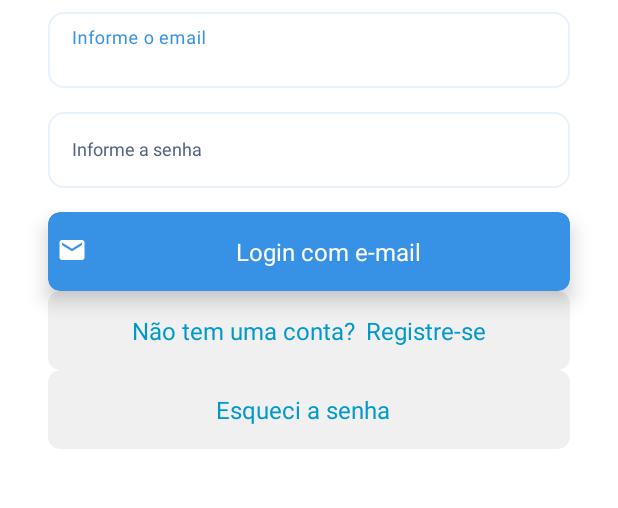
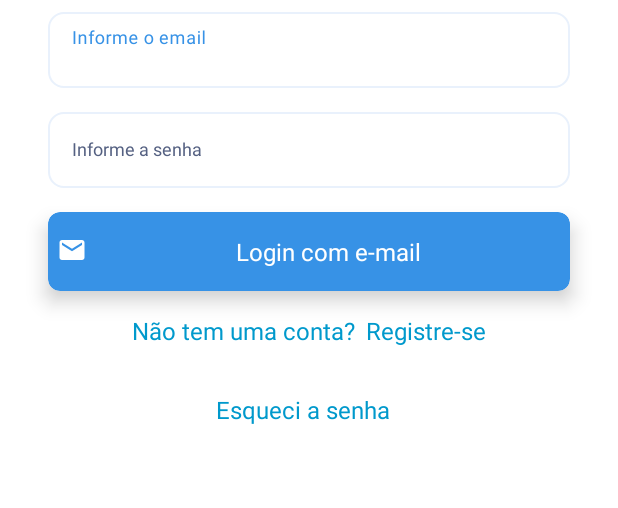
Before and after one commit to produzesistemas/appSaloonPartner, an Android app: the screen it shows after launch (LoginActivity), on a phone screen of 412 x 824 dp, the part 491-999 px from its top. Run offline under Robolectric (Android 15) with nearby library versions, the phone set to English and light mode, and no system bars; our stand-ins replace CircleImageView, data binding, navigation-ui.

Commit message:
Alterações gerais no projeto

```diff
--- a/app/src/main/java/com/produzesistemas/appsaloonpartner/MainActivity.kt
+++ b/app/src/main/java/com/produzesistemas/appsaloonpartner/MainActivity.kt
@@ -48,6 +48,17 @@ class MainActivity : AppCompatActivity() {
             setupActionBarWithNavController(navController, appBarConfiguration)
             navView.setupWithNavController(navController)
 
+
+            navView.menu.findItem(R.id.navigation_logout).setOnMenuItemClickListener {
+                signOut()
+                true
+            }
+
+            navView.menu.findItem(R.id.navigation_sair_do_app).setOnMenuItemClickListener {
+                onBackPressed()
+                true
+            }
+
             datasource = DataSourceUser(this)
             var token = datasource?.get()!!
             if (token.token == "") {
--- /dev/null
+++ b/app/src/main/res/drawable/custom_button_normal_white.xml
@@ -0,0 +1,14 @@
+<?xml version="1.0" encoding="utf-8"?>
+<shape xmlns:android="http://schemas.android.com/apk/res/android"
+    android:shape="rectangle" >
+
+    <!-- view background color -->
+    <solid
+        android:color="@color/white">
+    </solid>
+
+    <!-- Here is the corner radius -->
+    <corners android:radius="8dp" >
+    </corners>
+
+</shape>
--- /dev/null
+++ b/app/src/main/res/drawable/custom_button_white.xml
@@ -0,0 +1,13 @@
+<selector xmlns:android="http://schemas.android.com/apk/res/android">
+<!--    <item-->
+<!--        android:state_pressed="true"-->
+<!--        android:state_enabled="true"-->
+<!--        android:drawable="@drawable/google_background_button_pressed" />-->
+<!--    <item-->
+<!--        android:state_focused="true"-->
+<!--        android:state_enabled="true"-->
+<!--        android:drawable="@drawable/google_background_button_pressed" />-->
+    <item
+        android:state_enabled="true"
+        android:drawable="@drawable/custom_button_normal_white" />
+</selector>
--- a/app/src/main/res/layout/activity_login.xml
+++ b/app/src/main/res/layout/activity_login.xml
@@ -157,7 +157,7 @@
                     app:cardElevation="0dp">
 
                     <LinearLayout
-                        style="@style/ButtonGrayLight"
+                        style="@style/ButtonBackgroundWhite"
                         android:layout_width="match_parent"
                         android:layout_height="match_parent"
                         android:gravity="center_horizontal"
@@ -200,7 +200,7 @@
                     app:cardElevation="0dp">
 
                     <LinearLayout
-                        style="@style/ButtonGrayLight"
+                        style="@style/ButtonBackgroundWhite"
                         android:layout_width="match_parent"
                         android:layout_height="match_parent"
                         android:gravity="center_horizontal"
@@ -352,7 +352,7 @@
                 app:cardElevation="0dp">
 
                 <LinearLayout
-                    style="@style/ButtonGrayLight"
+                    style="@style/ButtonBackgroundWhite"
                     android:layout_width="match_parent"
                     android:layout_height="match_parent"
                     android:gravity="center_horizontal"
@@ -504,7 +504,7 @@
                 app:cardElevation="0dp">
 
                 <LinearLayout
-                    style="@style/ButtonGrayLight"
+                    style="@style/ButtonBackgroundWhite"
                     android:layout_width="match_parent"
                     android:layout_height="match_parent"
                     android:gravity="center_horizontal"
--- a/app/src/main/res/values/themes.xml
+++ b/app/src/main/res/values/themes.xml
@@ -53,6 +53,11 @@
     <style name="ButtonGrayLight">
         <item name="android:background">@drawable/custom_button_gray_light</item>
     </style>
+
+    <style name="ButtonBackgroundWhite">
+        <item name="android:background">@drawable/custom_button_white</item>
+    </style>
+
 
     <style name="ButtonBlue">
         <item name="android:background">@drawable/custom_button_blue</item>
--- a/build.gradle
+++ b/build.gradle
@@ -4,7 +4,7 @@ buildscript {
         mavenCentral()
     }
     dependencies {
-        classpath 'com.android.tools.build:gradle:7.0.4'
+        classpath 'com.android.tools.build:gradle:7.3.1'
         classpath "org.jetbrains.kotlin:kotlin-gradle-plugin:1.6.10"
 //        classpath 'com.google.gms:google-services:4.3.14'
         // NOTE: Do not place your application dependencies here; they belong
```
Also changed, not shown: app/src/main/res/drawable-v24/ic_baseline_close_24.xml (added, +10 -0 lines), app/src/main/res/drawable-v24/ic_baseline_exit_to_app_24.xml (added, +11 -0 lines), app/src/main/res/menu/activity_main_drawer.xml (+9 -0 lines).
